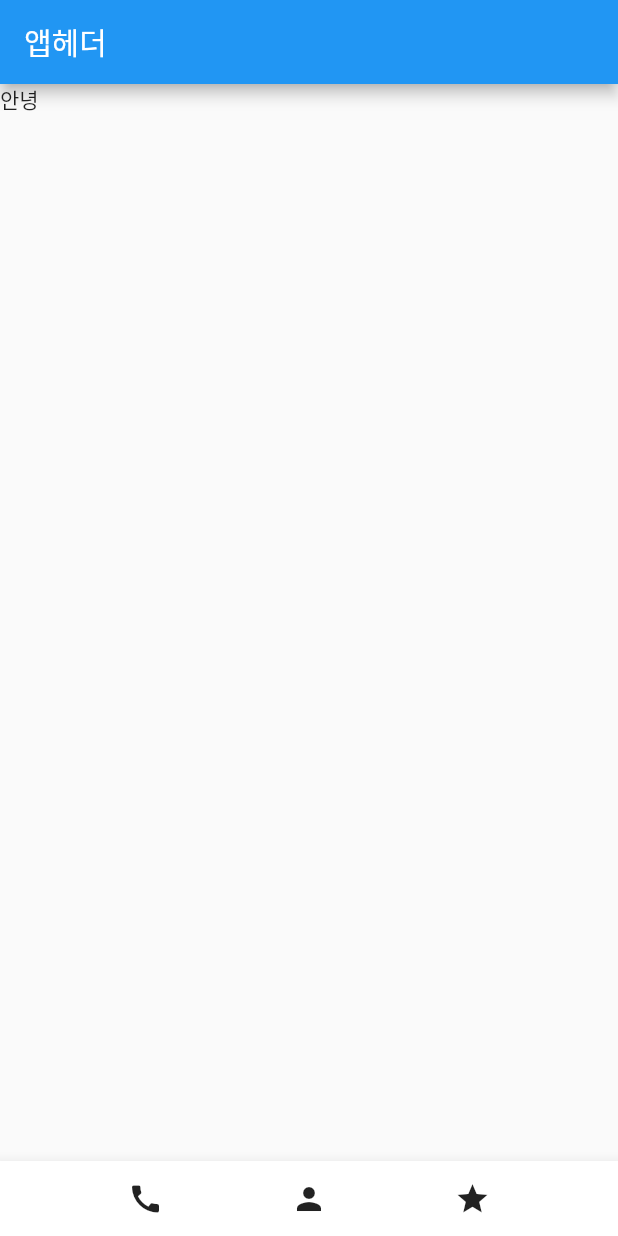
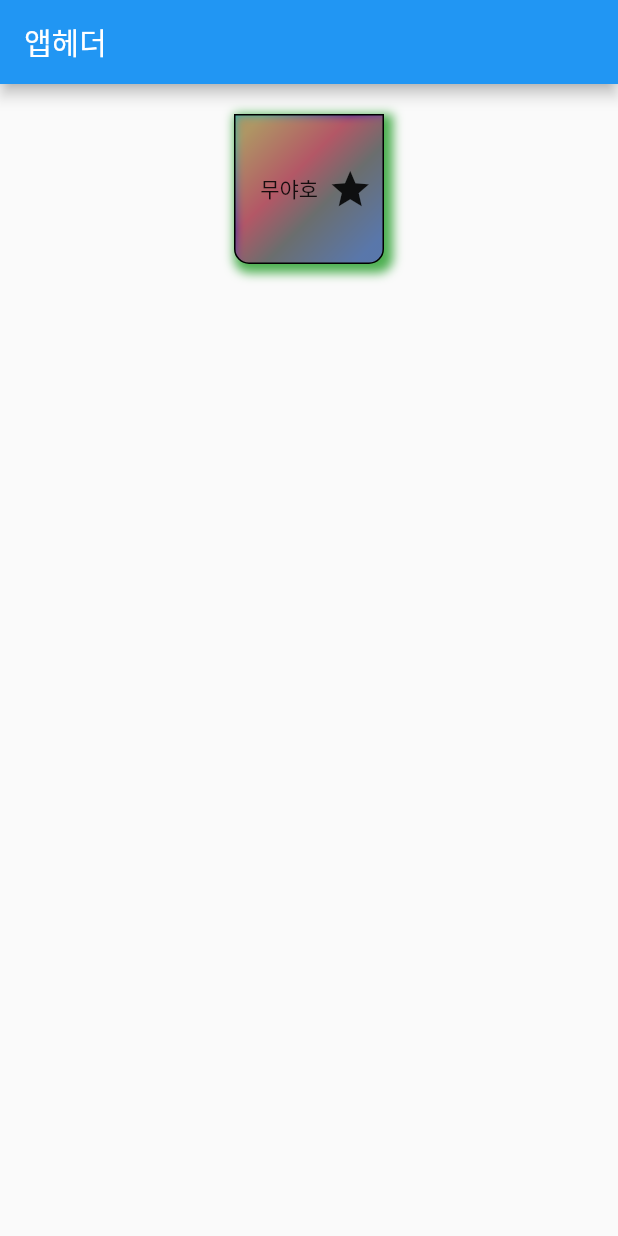
Before and after one commit to qkrtnfks128/flutter, a Flutter app: the screen it shows after launch, on a phone screen of 412 x 824 dp. Run offline on Flutter 3.47's test engine with Material 2 defaults, Android fonts, the phone set to English and light mode, and no system bars.

Commit message:
v.1.2 - box디자인하기(padding,margin,정렬)

```diff
--- a/lib/main.dart
+++ b/lib/main.dart
@@ -1,3 +1,4 @@
+import 'package:flutter/cupertino.dart';
 import 'package:flutter/material.dart';
 
 void main() {
@@ -14,20 +15,56 @@ class MyApp extends StatelessWidget {
         appBar: AppBar(
            title:Text('앱헤더')
         ),
-        body:Text('안녕'),
-        bottomNavigationBar: BottomAppBar(
-            child:SizedBox(
-                height: 50,
-                child:Row(
-                  mainAxisAlignment: MainAxisAlignment.spaceEvenly,
-                  children: [
-                    Icon(Icons.call),
-                    Icon(Icons.person),
-                    Icon(Icons.star)
-                  ],
+        body:Align(
+          alignment: Alignment.topCenter,
+          child: Container(
+            width:100,height:100,
+            padding:EdgeInsets.fromLTRB(10, 0, 0, 0),
+            margin:EdgeInsets.all(20),
+            decoration: BoxDecoration(
+              border:Border.all(color:Colors.black),
+              color:Colors.red,
+              boxShadow:[
+                BoxShadow(
+                  color:Colors.green,
+                  blurRadius:5.0,
+                  spreadRadius:3.0,
+                  offset:Offset(
+                    3,3,
+                  )
                 )
-            )
+              ],
+                gradient: LinearGradient(
+                    begin: Alignment.topLeft,
+                    end: Alignment.bottomRight,
+                    colors: [
+                      Colors.red,
+                      Colors.yellow,
+                      Colors.green,
+                      Colors.blue,
+                    ],
+                    stops: [0.1, 0.4, 0.6, 0.9]
+                ),
+                // shape: BoxShape.circle
+
+                borderRadius: BorderRadius.vertical(
+                    bottom: Radius.circular(10)
+                ),
+                backgroundBlendMode: BlendMode.exclusion
+
+            ),
+
+            child:Row(
+              mainAxisAlignment: MainAxisAlignment.spaceEvenly,
+              children: [
+                Text('무야호'),
+                Icon(Icons.star,size:30)
+              ],
+            ),
+
+          ),
         ),
+
       )
     );
   }
```
Also changed, not shown: assets/images/dog.jpg (renamed from assets/dog.jpg), 1 other file.
